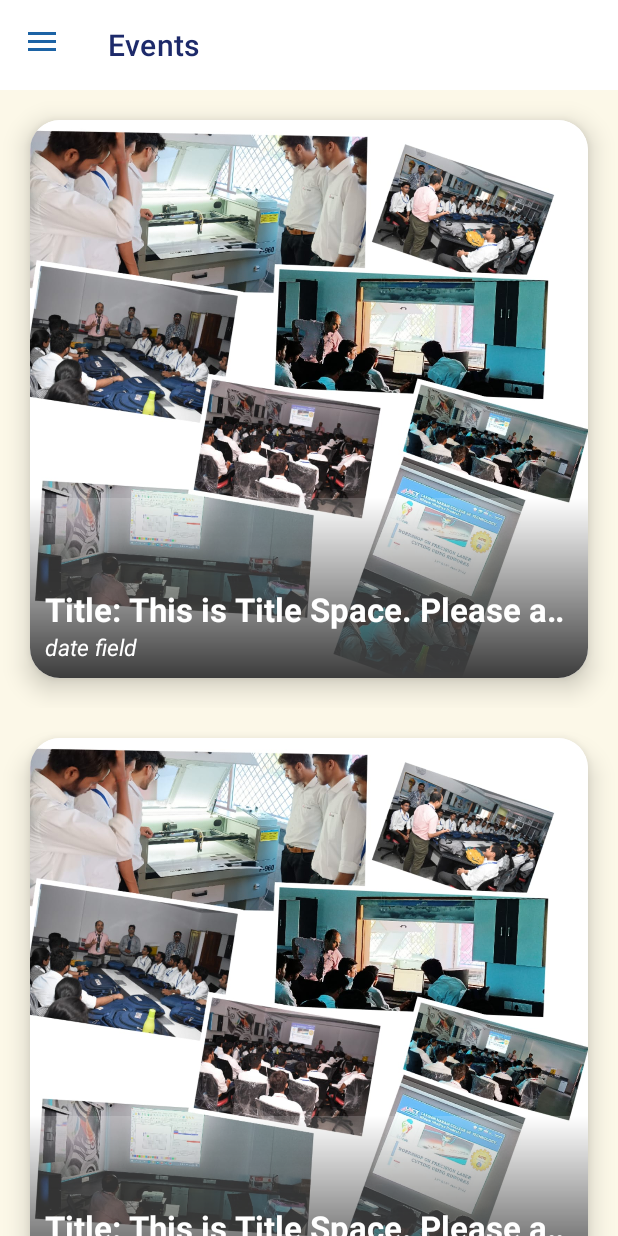
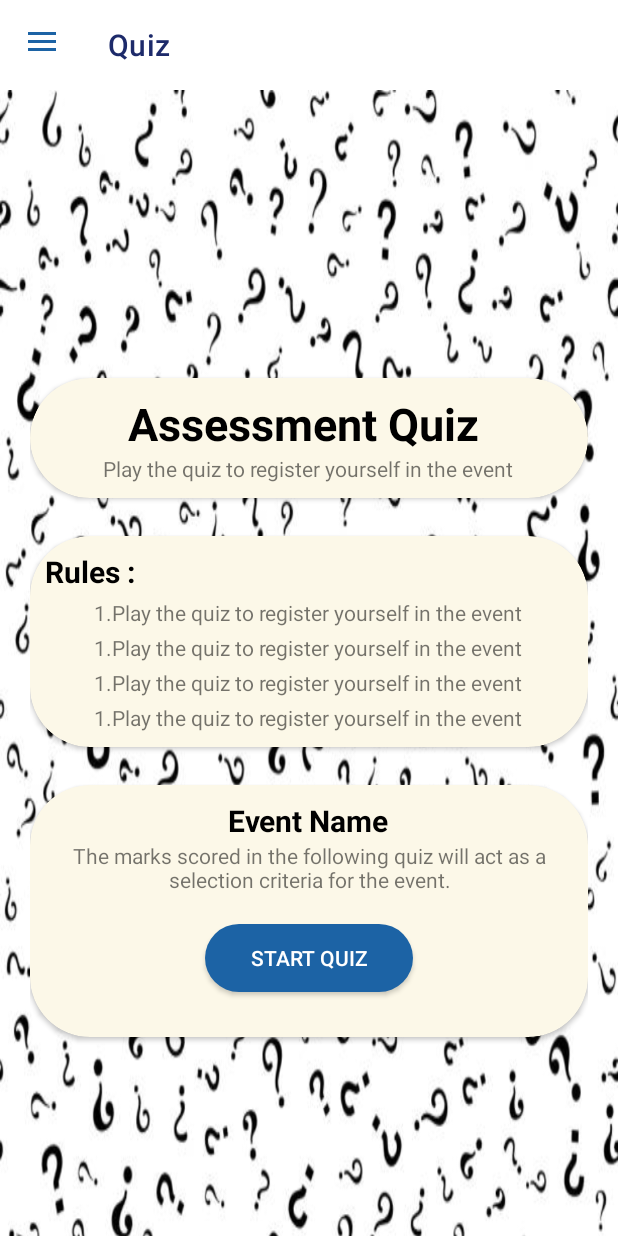
Before and after one commit to Tanmay1407/IdeaLab, an Android app: the HomeActivity screen opened directly, with no data from a screen before it, in the side drawer, after a tap on "Highlights", on a phone screen of 412 x 824 dp. Run offline under Robolectric (Android 15) with nearby library versions, the phone set to English and light mode, and no system bars; Roboto replaces fonts that are not available here.

Commit message:
Quiz welcome activity added.

```diff
--- a/app/src/main/java/com/lnct/ac/in/idealab/activity/HomeActivity.kt
+++ b/app/src/main/java/com/lnct/ac/in/idealab/activity/HomeActivity.kt
@@ -18,6 +18,7 @@ import com.lnct.ac.`in`.idealab.frgments.AboutUs
 import com.lnct.ac.`in`.idealab.frgments.ContactUs
 import com.lnct.ac.`in`.idealab.frgments.Event
 import com.lnct.ac.`in`.idealab.frgments.HomeFragment
+import com.lnct.ac.`in`.idealab.quiz.QuizWelcomeFragment
 
 class HomeActivity : AppCompatActivity() {
 
@@ -56,7 +57,7 @@ class HomeActivity : AppCompatActivity() {
                     R.id.event -> loadFragment(Event(),"Events")
                     R.id.about -> loadFragment(AboutUs(),"About Us")
                     R.id.contact -> loadFragment(ContactUs(),"Contact Us")
-                    R.id.highlights -> Toast.makeText(this@HomeActivity,"Highlight",Toast.LENGTH_SHORT).show()
+                    R.id.highlights -> loadFragment(QuizWelcomeFragment(),"Quiz")
                     R.id.projects -> Toast.makeText(this@HomeActivity,"Projects",Toast.LENGTH_SHORT).show()
                     else -> {}
 
--- a/app/src/main/java/com/lnct/ac/in/idealab/auth/LoginActivity.kt
+++ b/app/src/main/java/com/lnct/ac/in/idealab/auth/LoginActivity.kt
@@ -32,6 +32,13 @@ class LoginActivity : AppCompatActivity() {
             }
         })
 
+        findViewById<Button>(R.id.btnRegister).setOnClickListener(object : View.OnClickListener{
+            override fun onClick(p0: View?) {
+                startActivity(Intent(this@LoginActivity,RegisterActivity::class.java))
+
+            }
+        })
+
     }
 
 
--- /dev/null
+++ b/app/src/main/java/com/lnct/ac/in/idealab/quiz/QuizWelcomeFragment.kt
@@ -0,0 +1,28 @@
+package com.lnct.ac.`in`.idealab.quiz
+
+import android.os.Bundle
+import androidx.fragment.app.Fragment
+import android.view.LayoutInflater
+import android.view.View
+import android.view.ViewGroup
+import com.lnct.ac.`in`.idealab.R
+
+
+class QuizWelcomeFragment : Fragment() {
+
+
+    override fun onCreate(savedInstanceState: Bundle?) {
+        super.onCreate(savedInstanceState)
+
+    }
+
+    override fun onCreateView(
+        inflater: LayoutInflater, container: ViewGroup?,
+        savedInstanceState: Bundle?
+    ): View? {
+        // Inflate the layout for this fragment
+        return inflater.inflate(R.layout.fragment_quiz_welcome, container, false)
+    }
+
+
+}
--- /dev/null
+++ b/app/src/main/res/drawable/round_quiz_btn.xml
@@ -0,0 +1,8 @@
+<?xml version="1.0" encoding="utf-8"?>
+<shape xmlns:android="http://schemas.android.com/apk/res/android"
+    android:shape="rectangle">
+
+    <corners android:radius="100dp"/>
+    <solid android:color="@color/blue"/>
+
+</shape>
--- /dev/null
+++ b/app/src/main/res/layout/fragment_quiz_welcome.xml
@@ -0,0 +1,164 @@
+<?xml version="1.0" encoding="utf-8"?>
+<FrameLayout xmlns:android="http://schemas.android.com/apk/res/android"
+    xmlns:tools="http://schemas.android.com/tools"
+    android:layout_width="match_parent"
+    android:layout_height="match_parent"
+    android:background="@drawable/quiz_background"
+    xmlns:app="http://schemas.android.com/apk/res-auto"
+    android:padding="20dp"
+    tools:context=".quiz.QuizWelcomeFragment">
+
+    <LinearLayout
+
+        android:layout_width="match_parent"
+        android:layout_height="match_parent"
+        android:orientation="vertical"
+        android:gravity="center">
+
+    <androidx.cardview.widget.CardView
+        android:layout_width="match_parent"
+        android:layout_height="wrap_content"
+        app:cardCornerRadius="80dp"
+        android:backgroundTint="@color/bgColor"
+        >
+        <LinearLayout
+            android:layout_width="match_parent"
+            android:layout_height="wrap_content"
+            android:orientation="vertical"
+            android:gravity="center"
+            android:padding="10dp">
+        <TextView
+            android:layout_width="wrap_content"
+            android:layout_height="wrap_content"
+            android:text="Assessment Quiz "
+            android:textSize="30sp"
+            android:textStyle="bold"
+            android:textColor="@color/black"
+            android:layout_gravity="center"/>
+        <TextView
+            android:layout_width="wrap_content"
+            android:layout_height="wrap_content"
+            android:gravity="center"
+            android:text="Play the quiz to register yourself in the event"/>
+
+        </LinearLayout>
+
+    </androidx.cardview.widget.CardView>
+
+        <androidx.cardview.widget.CardView
+            android:layout_marginTop="25dp"
+            android:layout_width="match_parent"
+            android:layout_height="wrap_content"
+            app:cardCornerRadius="40dp"
+            android:backgroundTint="@color/bgColor"
+            >
+            <LinearLayout
+                android:layout_width="match_parent"
+                android:layout_height="wrap_content"
+                android:orientation="vertical"
+                android:gravity="center"
+                android:padding="10dp">
+
+                <TextView
+                    android:layout_width="wrap_content"
+                    android:layout_height="wrap_content"
+                    android:text="Rules : "
+                    android:textColor="@color/black"
+                    android:textSize="20sp"
+                    android:textStyle="bold"
+                    android:layout_gravity="left"
+
+                   />
+                <TextView
+                    android:layout_marginTop="4dp"
+                    android:layout_width="wrap_content"
+                    android:layout_height="wrap_content"
+                    android:gravity="left"
+                    android:textSize="14sp"
+                    android:text="1.Play the quiz to register yourself in the event"/>
+
+                <TextView
+                    android:layout_marginTop="4dp"
+                    android:layout_width="wrap_content"
+                    android:layout_height="wrap_content"
+                    android:gravity="left"
+                    android:textSize="14sp"
+                    android:text="1.Play the quiz to register yourself in the event"/>
+
+                <TextView
+                    android:layout_marginTop="4dp"
+                    android:layout_width="wrap_content"
+                    android:layout_height="wrap_content"
+                    android:gravity="left"
+                    android:textSize="14sp"
+                    android:text="1.Play the quiz to register yourself in the event"/>
+
+                <TextView
+                    android:layout_marginTop="4dp"
+                    android:layout_width="wrap_content"
+                    android:layout_height="wrap_content"
+                    android:gravity="left"
+                    android:textSize="14sp"
+                    android:text="1.Play the quiz to register yourself in the event"/>
+
+
+
+            </LinearLayout>
+
+        </androidx.cardview.widget.CardView>
+
+        <androidx.cardview.widget.CardView
+            android:layout_marginTop="25dp"
+            android:layout_width="match_parent"
+            android:layout_height="wrap_content"
+            app:cardCornerRadius="40dp"
+            android:backgroundTint="@color/bgColor"
+            >
+            <LinearLayout
+                android:layout_width="match_parent"
+                android:layout_height="wrap_content"
+                android:orientation="vertical"
+                android:gravity="center"
+                android:padding="10dp">
+                <TextView
+                    android:id="@+id/tvEventName"
+                    android:textColor="@color/black"
+                    android:layout_width="wrap_content"
+                    android:layout_height="wrap_content"
+                    android:text="Event Name"
+                    android:textSize="20sp"
+                    android:textStyle="bold"
+                    android:layout_gravity="center"/>
+                <TextView
+                    android:layout_width="wrap_content"
+                    android:layout_height="wrap_content"
+                    android:gravity="center"
+                    android:text="The marks scored in the following quiz will act as a selection criteria for the event."/>
+
+                <androidx.appcompat.widget.AppCompatButton
+                    android:id="@+id/verifyButton"
+                    android:layout_width="wrap_content"
+                    android:layout_height="45dp"
+                    android:layout_marginBottom="20dp"
+                    android:paddingStart="30dp"
+                    android:paddingEnd="30dp"
+                    android:layout_marginTop="20dp"
+                    android:background="@drawable/round_quiz_btn"
+                    android:layout_gravity="center"
+                    android:text="Start Quiz"
+                    android:textColor="#FFFFFF"
+
+
+                    />
+
+            </LinearLayout>
+
+        </androidx.cardview.widget.CardView>
+
+
+
+
+
+    </LinearLayout>
+
+</FrameLayout>
--- a/app/src/main/res/layout/otp_verification_layout.xml
+++ b/app/src/main/res/layout/otp_verification_layout.xml
@@ -139,8 +139,6 @@
                 android:layout_gravity="center"
                 android:text="Verify OTP"
                 android:textColor="#FFFFFF"
-
-
                 />
 
 
```
Also changed, not shown: app/src/main/res/drawable/quiz_background.jpg (added).
